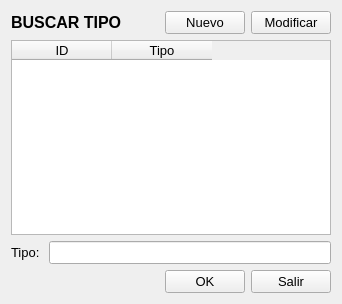
Qt form Producto/tipobuscar.ui (radtek/manager) before a commit.
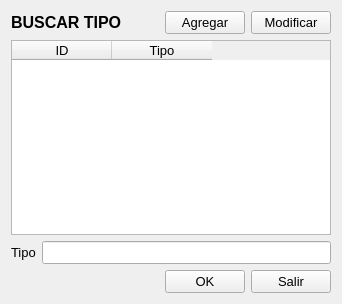
The same form after that commit. Icons and pictures are not drawn.

What changed in the file:
```diff
--- a/Producto/tipobuscar.ui
+++ b/Producto/tipobuscar.ui
@@ -51,7 +51,17 @@
         </font>
        </property>
        <property name="text">
-        <string>Nuevo</string>
+        <string>Agregar</string>
+       </property>
+       <property name="icon">
+        <iconset resource="../ManagerSystem/iconos.qrc">
+         <normaloff>:/new/Iconos/agregar_32.png</normaloff>:/new/Iconos/agregar_32.png</iconset>
+       </property>
+       <property name="iconSize">
+        <size>
+         <width>32</width>
+         <height>32</height>
+        </size>
        </property>
       </widget>
      </item>
@@ -98,7 +108,7 @@
         </font>
        </property>
        <property name="text">
-        <string>Tipo: </string>
+        <string>Tipo</string>
        </property>
       </widget>
      </item>
```
Left out of the diff: 14 changed lines with no effect on the pictures.
